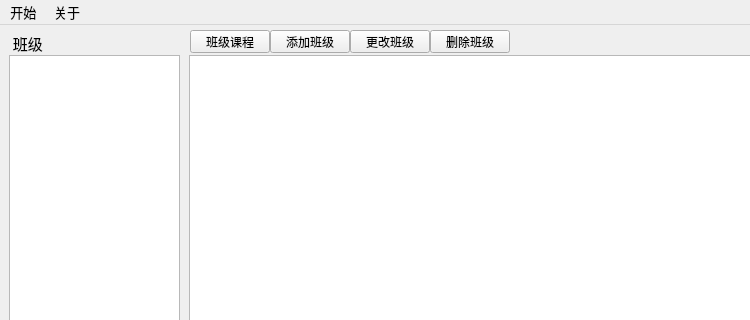
First picture: the form in mainwindow.ui, repository jiangzheng1582090156/student_manager_system, before the edit; both pictures show x 0 to 750 and y 0 to 320 of the 957 by 649 pixel window.
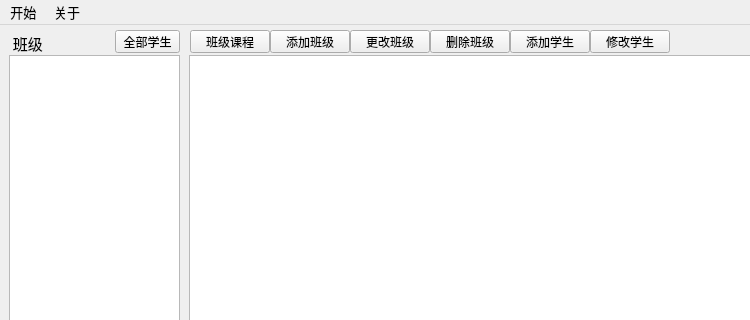
Second picture: the form after the edit.

```diff
--- a/mainwindow.ui
+++ b/mainwindow.ui
@@ -136,6 +136,45 @@
      <string>删除班级</string>
     </property>
    </widget>
+   <widget class="QPushButton" name="btn_all_student">
+    <property name="geometry">
+     <rect>
+      <x>115</x>
+      <y>5</y>
+      <width>65</width>
+      <height>23</height>
+     </rect>
+    </property>
+    <property name="text">
+     <string>全部学生</string>
+    </property>
+   </widget>
+   <widget class="QPushButton" name="btn_add_student">
+    <property name="geometry">
+     <rect>
+      <x>510</x>
+      <y>5</y>
+      <width>80</width>
+      <height>23</height>
+     </rect>
+    </property>
+    <property name="text">
+     <string>添加学生</string>
+    </property>
+   </widget>
+   <widget class="QPushButton" name="btn_change_student">
+    <property name="geometry">
+     <rect>
+      <x>590</x>
+      <y>5</y>
+      <width>80</width>
+      <height>23</height>
+     </rect>
+    </property>
+    <property name="text">
+     <string>修改学生</string>
+    </property>
+   </widget>
   </widget>
   <widget class="QMenuBar" name="menuBar">
    <property name="geometry">
```
